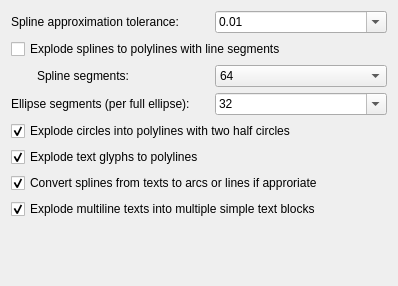
Old version of the form scripts/Modify/Explode/PreferencesPage.ui in the repository qcad/qcad.
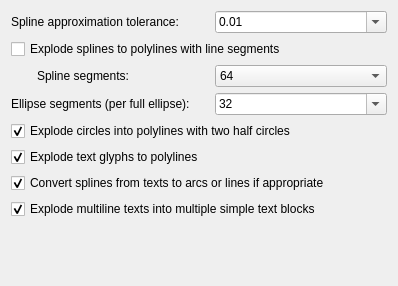
New version of the form.

Diff of the .ui file:
```diff
--- a/scripts/Modify/Explode/PreferencesPage.ui
+++ b/scripts/Modify/Explode/PreferencesPage.ui
@@ -141,7 +141,7 @@
      <item row="6" column="0" colspan="3">
       <widget class="QCheckBox" name="TextSplineToLineOrArc">
        <property name="text">
-        <string>Convert splines from texts to arcs or lines if approriate</string>
+        <string>Convert splines from texts to arcs or lines if appropriate</string>
        </property>
        <property name="checked">
         <bool>true</bool>
```
